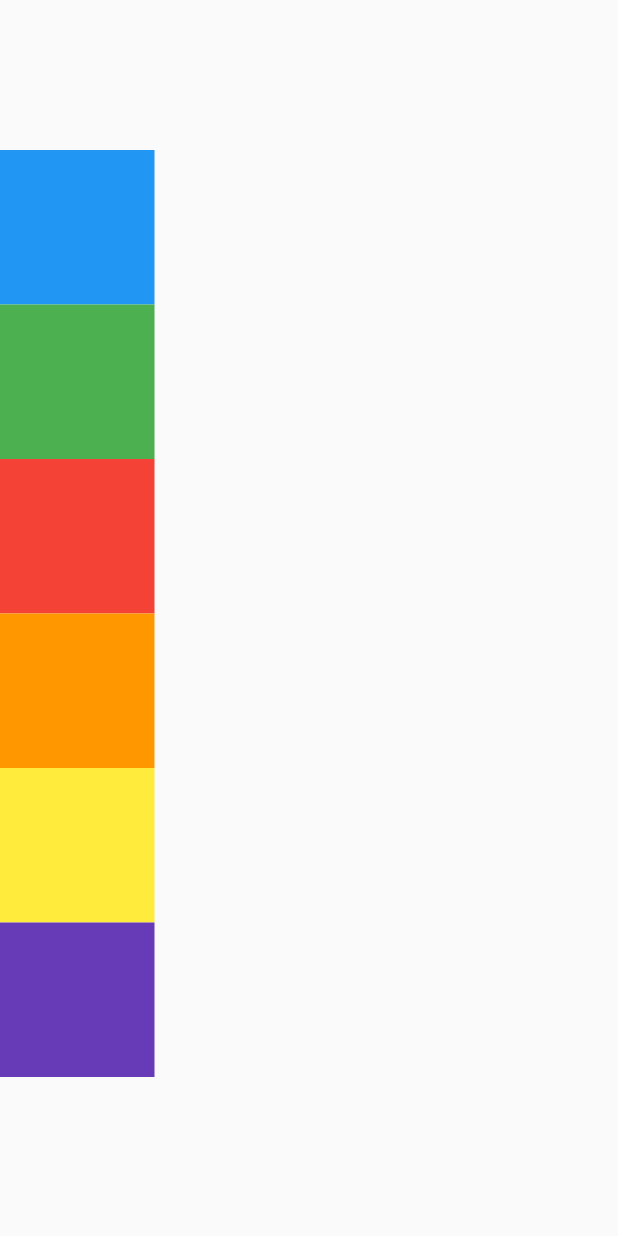
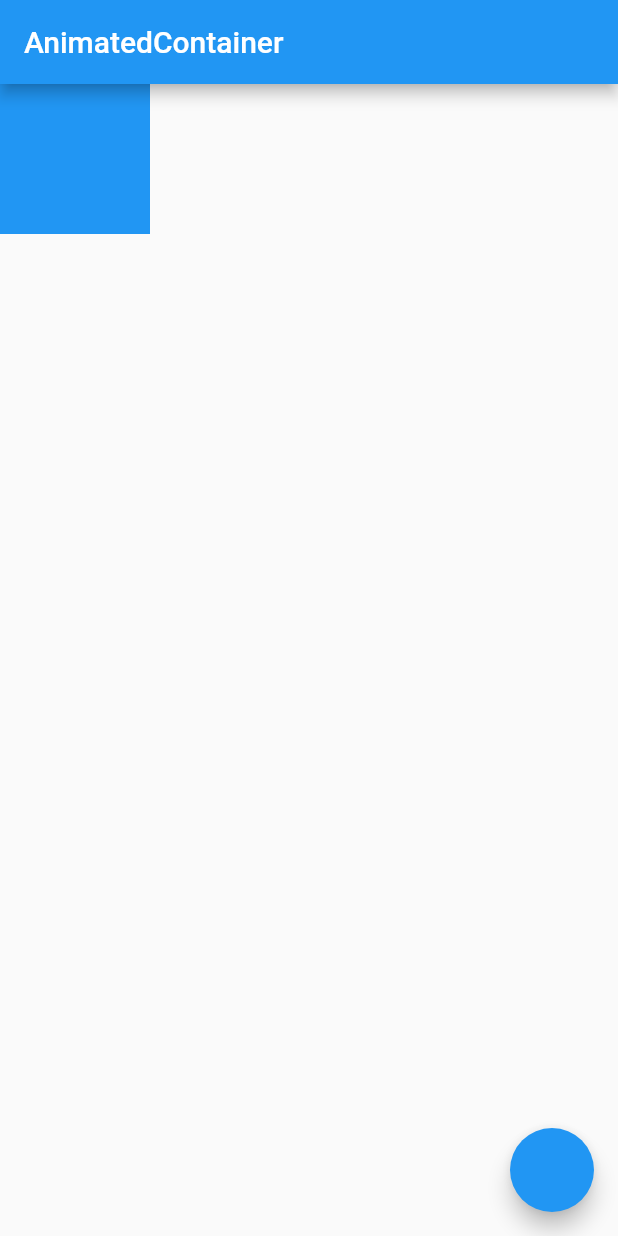
Before and after one commit to Takatoshi-ish/widget_sample, a Flutter app: the screen it shows after launch, on a phone screen of 412 x 824 dp. Run offline on Flutter 3.47's test engine with Material 2 defaults, Android fonts, the phone set to English and light mode, and no system bars.

Commit message:
animatedContainer テストサンプル

```diff
--- a/lib/animatedContainer/animatedContainer.dart
+++ b/lib/animatedContainer/animatedContainer.dart
@@ -1,52 +1,30 @@
 import 'package:flutter/material.dart';
 
-class AnimatedContainerSample extends StatelessWidget {
+class AnimatedContainerSample extends StatefulWidget {
   const AnimatedContainerSample({super.key});
 
   @override
+  State<AnimatedContainerSample> createState() =>
+      _AnimatedContainerSampleState();
+}
+
+class _AnimatedContainerSampleState extends State<AnimatedContainerSample> {
+  Color _color = Colors.blue;
+
+  void _onTap() => setState(() => _color = Colors.red);
+  @override
   Widget build(BuildContext context) {
-    double width = MediaQuery.of(context).size.width * 0.25;
-
     return Scaffold(
-      body: Container(
-        margin: EdgeInsets.only(top: 100),
-        child: Wrap(
-          direction: Axis.vertical,
-          // runAlignment: WrapAlignment.spaceBetween,
-          children: <Widget>[
-            Container(
-              width: width,
-              height: width,
-              color: Colors.blue,
-            ),
-            Container(
-              width: width,
-              height: width,
-              color: Colors.green,
-            ),
-            Container(
-              width: width,
-              height: width,
-              color: Colors.red,
-            ),
-            Container(
-              width: width,
-              height: width,
-              color: Colors.orange,
-            ),
-            Container(
-              width: width,
-              height: width,
-              color: Colors.yellow,
-            ),
-            Container(
-              width: width,
-              height: width,
-              color: Colors.deepPurple,
-            ),
-          ],
-        ),
+      appBar: AppBar(
+        title: const Text('AnimatedContainer'),
       ),
+      body: AnimatedContainer(
+        color: _color,
+        duration: const Duration(seconds: 1),
+        width: 100,
+        height: 100,
+      ),
+      floatingActionButton: FloatingActionButton(onPressed: _onTap),
     );
   }
 }
```
